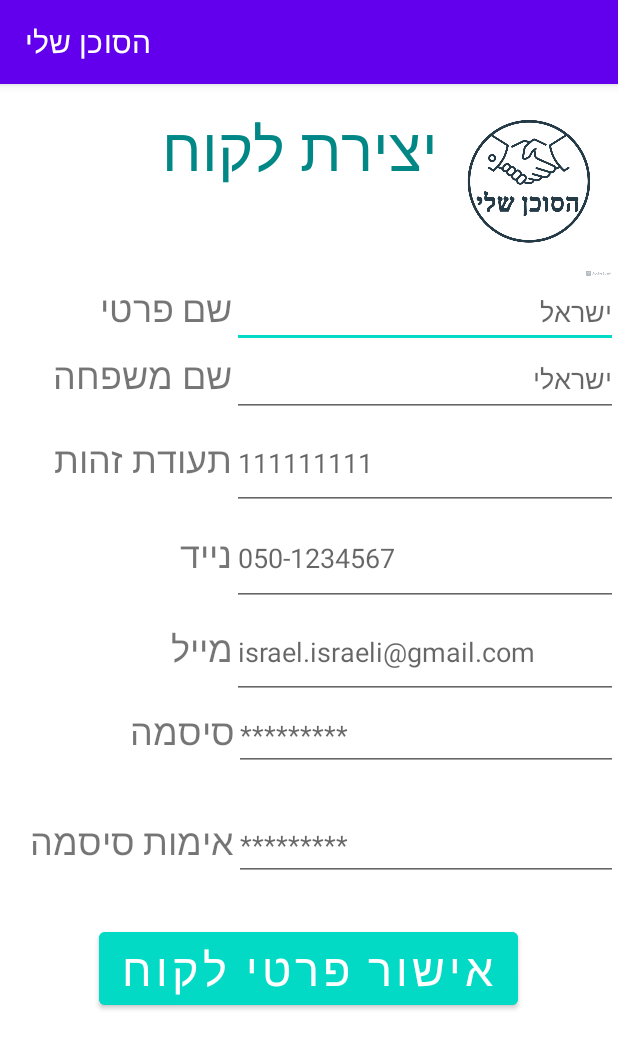
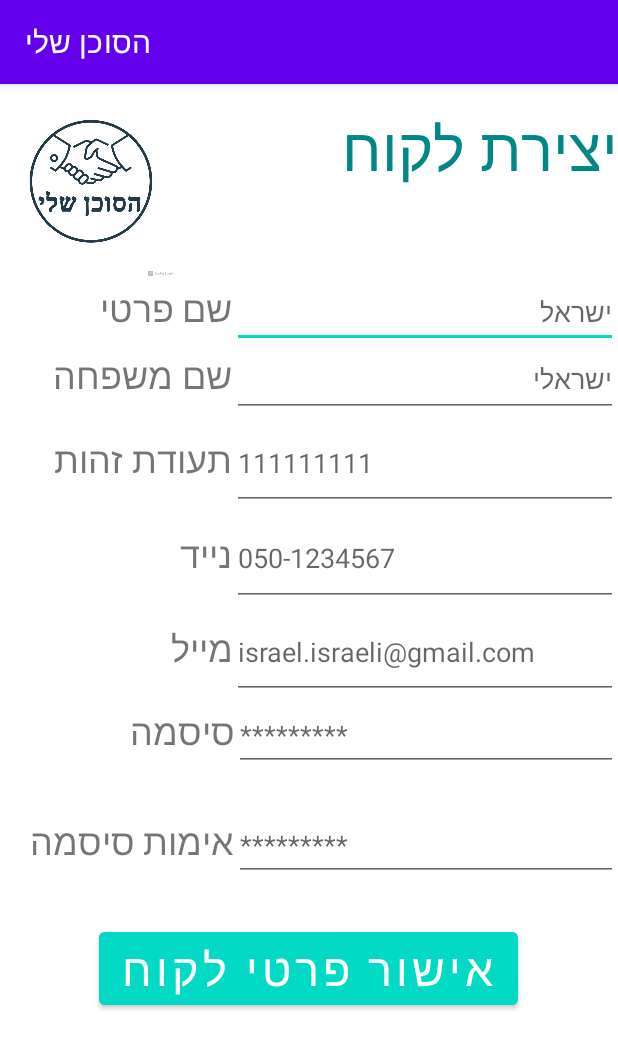
Before and after one commit to NoaReu/MyAgent, an Android app: the screen it shows after launch (MainActivity), on a phone screen of 412 x 824 dp. Shown: the top 1049 px of the screen. Run offline under Robolectric (Android 15) with nearby library versions, the phone set to English and light mode, and no system bars.

Commit message:
CustomerInfoAtAgent

```diff
--- a/app/src/main/res/layout/fragment_create_new_user.xml
+++ b/app/src/main/res/layout/fragment_create_new_user.xml
@@ -19,6 +19,14 @@
             android:layout_marginTop="15dp">
 
 
+            <ImageView
+
+                android:id="@+id/imageView3"
+                android:layout_width="150dp"
+                android:layout_height="match_parent"
+                android:layout_weight="0.2"
+                android:src="@drawable/my_agent_logo_no_background_img" />
+
             <TextView
                 android:id="@+id/header_home_page_user"
                 android:layout_width="match_parent"
@@ -31,14 +39,6 @@
                 android:textSize="40sp"
 
                 />
-
-            <ImageView
-
-                android:id="@+id/imageView3"
-                android:layout_width="150dp"
-                android:layout_height="match_parent"
-                android:layout_weight="0.2"
-                android:src="@drawable/my_agent_logo_no_background_img" />
 
         </LinearLayout>
 
```
